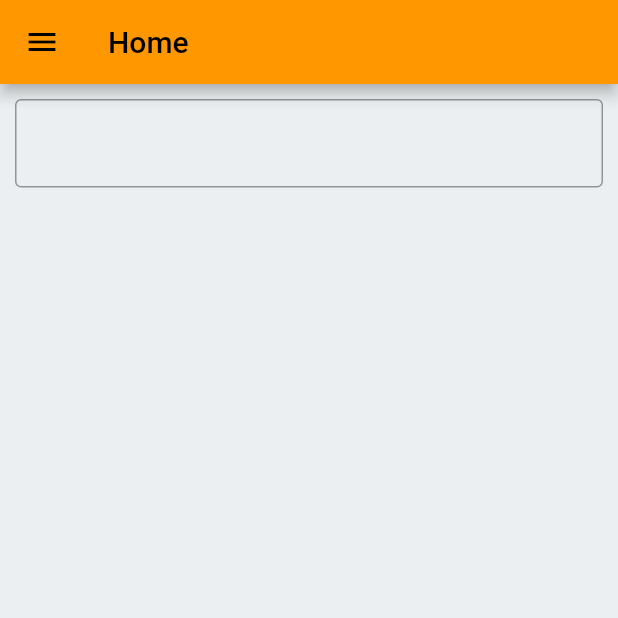
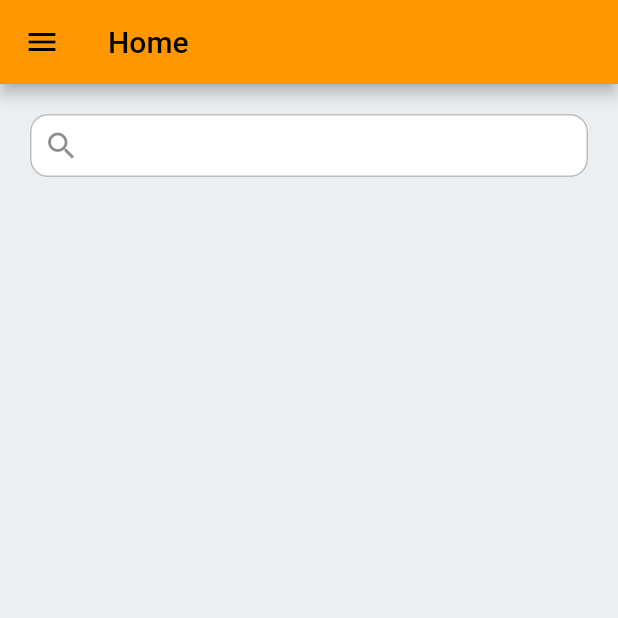
Before and after one commit to kdrm12/oleh_shop_mobile_app, a Flutter app: the screen it shows after launch, on a phone screen of 412 x 824 dp, the top half of it. Run offline on Flutter 3.47's test engine with Material 2 defaults, Android fonts, the phone set to English and light mode, and no system bars; our stand-ins replace cached_network_image; network calls fail.

Commit message:
perbaikin UI search bar

```diff
--- a/lib/pages/HomePage.dart
+++ b/lib/pages/HomePage.dart
@@ -31,6 +31,7 @@ class _MyHomePageState extends State<MyHomePage> {
   @override
   Widget build(BuildContext context) {
     return Scaffold(
+      resizeToAvoidBottomInset: false,
       appBar: AppBar(title: const Text("Home")),
       backgroundColor: Colors.blueGrey[50],
       body: SafeArea(
@@ -61,11 +62,17 @@ class _MyHomePageState extends State<MyHomePage> {
               //   ],
               // ),
               Container(
-                margin: const EdgeInsets.only(bottom: 10),
+                height: 42,
+                margin: const EdgeInsets.all(10),
+                decoration: BoxDecoration(
+                  borderRadius: BorderRadius.circular(12),
+                  color: Colors.white,
+                  border: Border.all(color: Colors.black26),
+                ),
+                padding: const EdgeInsets.symmetric(horizontal: 8),
                 child: const TextField(
                   decoration: InputDecoration(
-                    border: OutlineInputBorder(),
-                  ),
+                      icon: Icon(Icons.search), border: InputBorder.none),
                 ),
               ),
               SizedBox(
```
